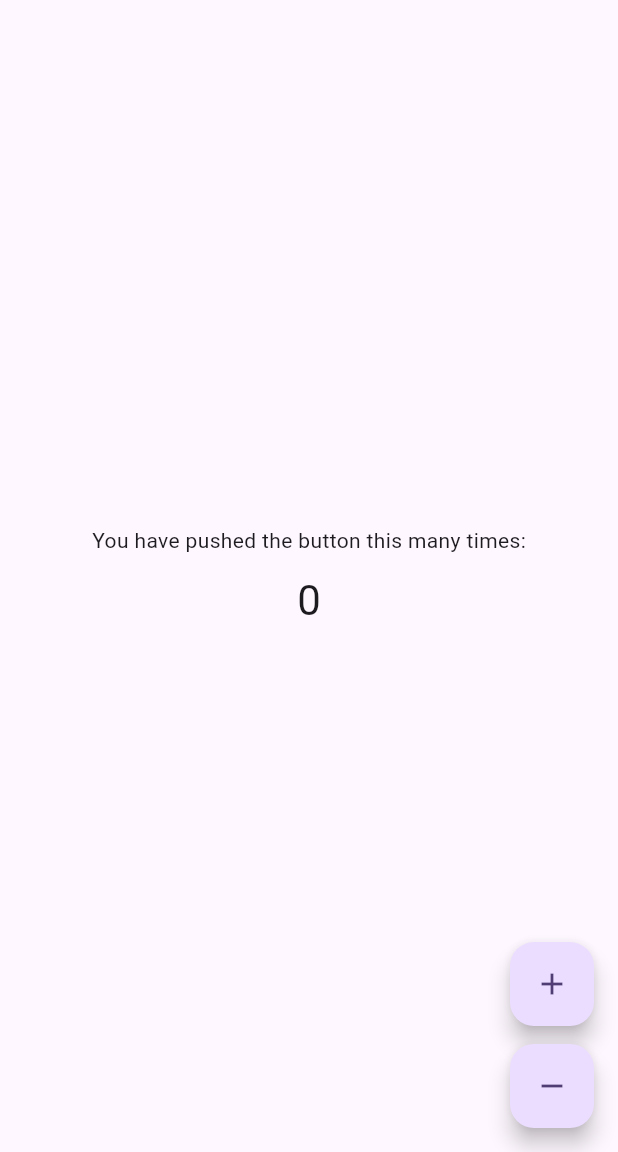
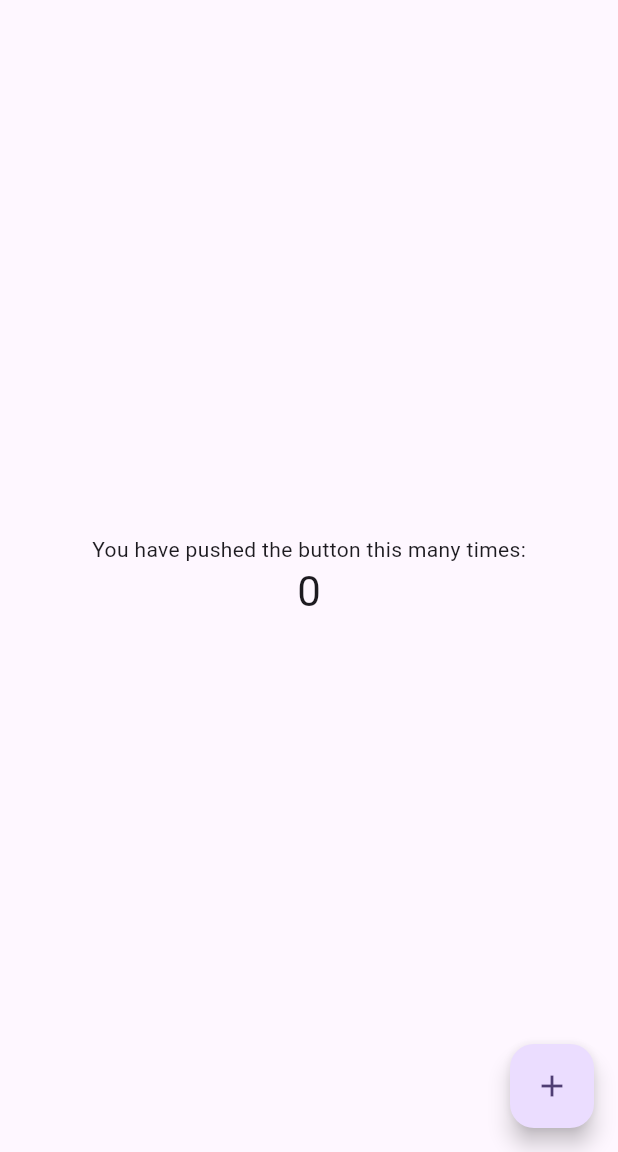
Before and after one commit to DMPDissanayake/flutter-state-management, a Flutter app: the screen it shows after launch, on a phone screen of 412 x 824 dp, the part 84-1236 px from its top. Run offline on Flutter 3.47's test engine with Material 3 defaults, Android fonts, the phone set to English and light mode, and no system bars.

Commit message:
Set up default project

```diff
--- a/lib/bloc/counter/counter_event.dart
+++ /dev/null
@@ -1,16 +0,0 @@
-part of 'counter_bloc.dart';
-
-@immutable
-sealed class CounterEvent {}
-
-class CounterIncrementEvent extends CounterEvent {
-  final int value;
-
-  CounterIncrementEvent({required this.value});
-}
-
-class CounterDecrementEvent extends CounterEvent {
-  final int value;
-
-  CounterDecrementEvent({required this.value});
-}
--- a/lib/bloc/counter/counter_state.dart
+++ /dev/null
@@ -1,18 +0,0 @@
-part of 'counter_bloc.dart';
-
-@immutable
-sealed class CounterState {}
-
-final class CounterInitial extends CounterState {}
-
-class CounterIncounterState extends CounterState {
-  final int value;
-
-  CounterIncounterState({required this.value});
-}
-
-class CounterDecrementState extends CounterState {
-  final int value;
-
-  CounterDecrementState({required this.value});
-}
--- a/lib/main.dart
+++ b/lib/main.dart
@@ -1,42 +1,28 @@
 import 'package:flutter/material.dart';
-import 'package:flutter_bloc/flutter_bloc.dart';
-import 'package:flutter_screenutil/flutter_screenutil.dart';
-import 'package:test_bloc/bloc/counter/counter_bloc.dart';
-import 'package:test_bloc/injection.dart';
 
 void main() {
-  setupInjection();
   runApp(const MyApp());
-}
-
-void setupInjection() {
-  registerSingleton<CounterBloc>(CounterBloc());
 }
 
 class MyApp extends StatelessWidget {
   const MyApp({super.key});
+
   @override
   Widget build(BuildContext context) {
-    return ScreenUtilInit(
-      designSize: const Size(360, 690),
-      minTextAdapt: true,
-      splitScreenMode: true,
-      child: MaterialApp(
+    return MaterialApp(
       title: 'Flutter Demo',
       theme: ThemeData(
         colorScheme: ColorScheme.fromSeed(seedColor: Colors.deepPurple),
+        useMaterial3: true,
       ),
-        home: BlocProvider<CounterBloc>.value(
-          value: injection<CounterBloc>(),
-          child: MyHomePage(title: 'Flutter Demo Home Page'),
-        ),
-      ),
+      home: const MyHomePage(title: 'Flutter Demo Home Page'),
     );
   }
 }
 
 class MyHomePage extends StatefulWidget {
   const MyHomePage({super.key, required this.title});
+
   final String title;
 
   @override
@@ -45,7 +31,12 @@ class MyHomePage extends StatefulWidget {
 
 class _MyHomePageState extends State<MyHomePage> {
   int _counter = 0;
-  final counterBloc = injection<CounterBloc>();
+
+  void _incrementCounter() {
+    setState(() {
+      _counter++;
+    });
+  }
 
   @override
   Widget build(BuildContext context) {
@@ -54,22 +45,11 @@ class _MyHomePageState extends State<MyHomePage> {
         backgroundColor: Theme.of(context).colorScheme.inversePrimary,
         title: Text(widget.title),
       ),
-      body: BlocListener<CounterBloc, CounterState>(
-        listener: (context, state) {
-          if (state is CounterIncounterState) {
-            _counter = state.value;
-            setState(() {});
-          } else if (state is CounterDecrementState) {
-            _counter = state.value;
-            setState(() {});
-          }
-        },
-        child: Center(
+      body: Center(
         child: Column(
           mainAxisAlignment: MainAxisAlignment.center,
-            children: [
+          children: <Widget>[
             const Text('You have pushed the button this many times:'),
-              SizedBox(height: 10.h),
             Text(
               '$_counter',
               style: Theme.of(context).textTheme.headlineMedium,
@@ -77,28 +57,10 @@ class _MyHomePageState extends State<MyHomePage> {
           ],
         ),
       ),
-      ),
-      floatingActionButton: Column(
-        mainAxisAlignment: MainAxisAlignment.end,
-        children: [
-          FloatingActionButton(
-            heroTag: 'increment_btn',
-            onPressed: () {
-              counterBloc.add(CounterIncrementEvent(value: _counter));
-            },
+      floatingActionButton: FloatingActionButton(
+        onPressed: _incrementCounter,
         tooltip: 'Increment',
         child: const Icon(Icons.add),
-          ),
-          SizedBox(height: 10.h),
-          FloatingActionButton(
-            heroTag: 'decrement_btn',
-            onPressed: () {
-              counterBloc.add(CounterDecrementEvent(value: _counter));
-            },
-            tooltip: 'Decrement',
-            child: const Icon(Icons.remove),
-          ),
-        ],
       ),
     );
   }
```
Also changed, not shown: lib/bloc/counter/counter_bloc.dart (deleted, +0 -21 lines), lib/injection.dart (deleted, +0 -24 lines), lib/my_bloc.dart (deleted, +0 -62 lines). Lines whose indentation alone changed are shown as unchanged.
